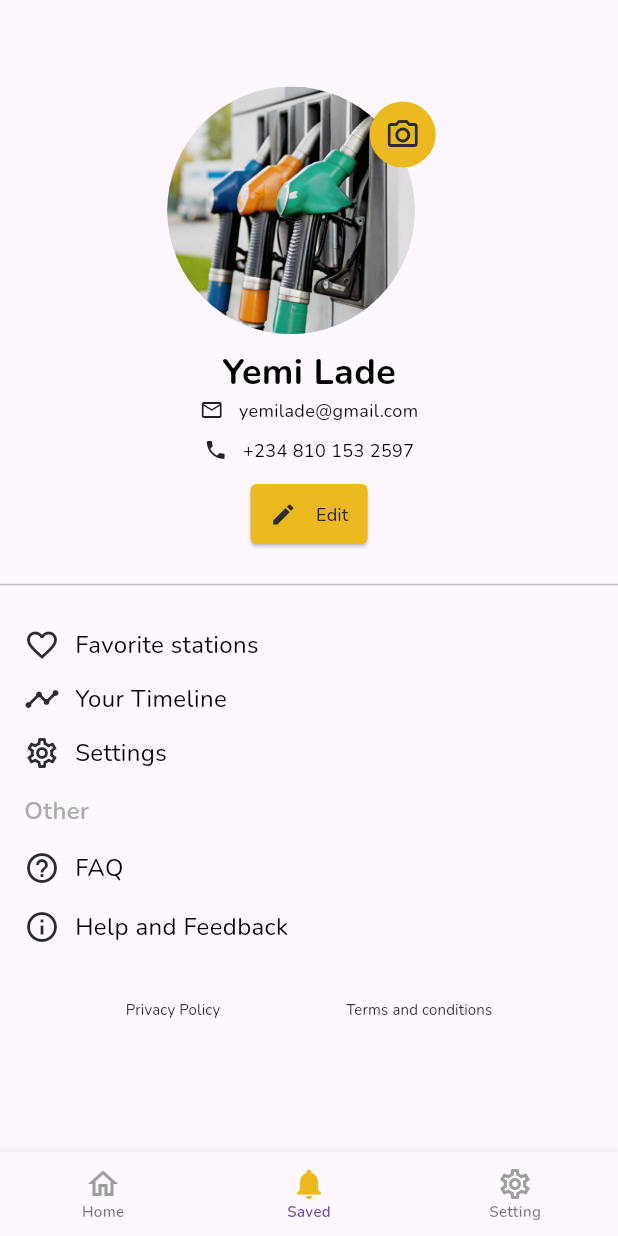
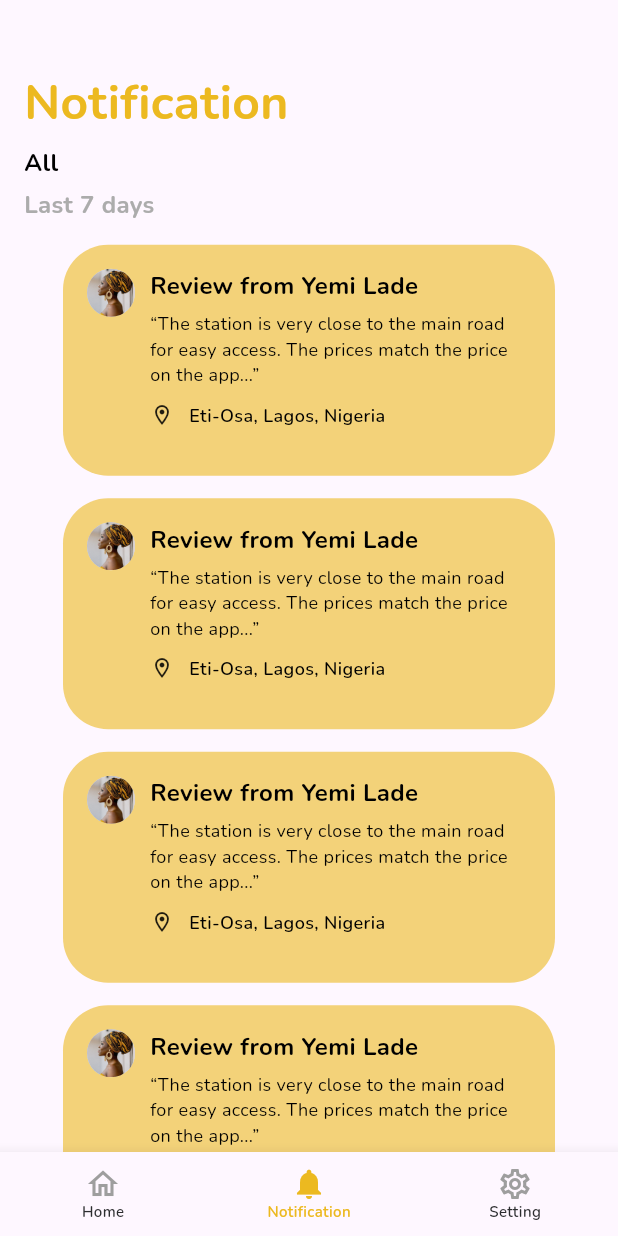
Before and after one commit to ArchSharp/fuel_dey_buyers, a Flutter app: the VendorHome screen opened by its route, item 2 of the bottom bar chosen, on a phone screen of 412 x 824 dp. Run offline on Flutter 3.47's test engine with Material 3 defaults, Android fonts, the phone set to English and light mode, and no system bars; our stand-ins replace flutter_dotenv, flutter_redux, geocoding, geolocator, google_fonts, google_maps_flutter and 4 more; accounts and stored records are empty.

Commit message:
updated onTapped screen

```diff
--- a/lib/Screens/Main/home.dart
+++ b/lib/Screens/Main/home.dart
@@ -2,7 +2,7 @@ import 'package:flutter/material.dart';
 import 'package:fuel_dey_buyers/Screens/Main/main_home.dart';
 import 'package:fuel_dey_buyers/Screens/SupportingScreens/commuter_navbar.dart';
 import 'package:fuel_dey_buyers/Screens/SupportingScreens/commuter_settings.dart';
-import 'package:fuel_dey_buyers/Screens/SupportingScreens/notifications.dart';
+import 'package:fuel_dey_buyers/Screens/SupportingScreens/commuter_notifications.dart';
 import 'package:fuel_dey_buyers/Screens/Main/saved.dart';
 
 class Home extends StatefulWidget {
@@ -31,7 +31,7 @@ class _HomeState extends State<Home> {
             : _navbarIndex == 1
                 ? const Saved()
                 : _navbarIndex == 2
-                    ? const Notifications()
+                    ? const CommuterNotifications()
                     : const CommuterSettings(),
       ),
       bottomNavigationBar: CommuterNavbar(onIndexChanged: _updateNavbarIndex),
--- a/lib/Screens/Main/main_home.dart
+++ b/lib/Screens/Main/main_home.dart
@@ -270,7 +270,7 @@ class _MainHomeState extends State<MainHome> {
           ),
         // const Spacer(),
         _homeIndex == 0
-            ? const AllNearFuelStations()
+            ? AllNearFuelStations(onIndexChanged: _updateHomeIndex)
             : _homeIndex == 1
                 ? OnTappedStation(
                     stationName: 'Oando Fuel Station',
@@ -319,14 +319,14 @@ class _MainWidgetState extends State<MainWidget> {
       onTap: () {
         print("Map is tapped");
         setState(() {
-          widget.onIndexChanged(1);
+          widget.onIndexChanged(0);
         });
       },
       onDoubleTap: () {
         setState(() {
           print("Map is double tapped");
           setState(() {
-            widget.onIndexChanged(0);
+            // widget.onIndexChanged(0);
           });
         });
       },
--- a/lib/Screens/Main/vendor_home.dart
+++ b/lib/Screens/Main/vendor_home.dart
@@ -1,5 +1,6 @@
 import 'package:flutter/material.dart';
 import 'package:fuel_dey_buyers/Screens/Main/main_vendor_home.dart';
+import 'package:fuel_dey_buyers/Screens/Main/vendor_notification.dart';
 import 'package:fuel_dey_buyers/Screens/SupportingScreens/vendor_navbar.dart';
 import 'package:fuel_dey_buyers/Screens/SupportingScreens/vendor_settings.dart';
 
@@ -24,7 +25,11 @@ class _VendorHomeState extends State<VendorHome> {
   Widget build(BuildContext context) {
     // print("_navbarIndex: $_navbarIndex");
     return Scaffold(
-      body: _navbarIndex == 0 ? const MainVendorHome() : const VendorSettings(),
+      body: _navbarIndex == 0
+          ? const MainVendorHome()
+          : _navbarIndex == 1
+              ? const VendorNotification()
+              : const VendorSettings(),
       bottomNavigationBar: VendorNavbar(onIndexChanged: _updateNavbarIndex),
     );
   }
--- /dev/null
+++ b/lib/Screens/Main/vendor_notification.dart
@@ -0,0 +1,92 @@
+import 'package:flutter/material.dart';
+import 'package:fuel_dey_buyers/Screens/SupportingScreens/vendor_notification_card.dart';
+
+class VendorNotification extends StatefulWidget {
+  const VendorNotification({super.key});
+
+  @override
+  State<VendorNotification> createState() => _VendorNotificationState();
+}
+
+class _VendorNotificationState extends State<VendorNotification> {
+  @override
+  Widget build(BuildContext context) {
+    double deviceHeight = MediaQuery.of(context).size.height;
+    double mtop = 0.07 * deviceHeight;
+
+    return SingleChildScrollView(
+      child: Padding(
+        padding: const EdgeInsets.symmetric(horizontal: 16.0),
+        child: Column(
+          mainAxisAlignment: MainAxisAlignment.start,
+          children: [
+            SizedBox(height: mtop * 0.8),
+            const Align(
+              alignment: Alignment.centerLeft,
+              child: Text(
+                "Notification",
+                textAlign: TextAlign.left,
+                style: TextStyle(
+                    fontSize: 32,
+                    fontWeight: FontWeight.bold,
+                    color: Color(0xFFECB920)),
+              ),
+            ),
+            const SizedBox(height: 5),
+            const Align(
+              alignment: Alignment.centerLeft,
+              child: Text(
+                "All",
+                style: TextStyle(fontSize: 16, fontWeight: FontWeight.bold),
+              ),
+            ),
+            const SizedBox(height: 5),
+            const Align(
+              alignment: Alignment.centerLeft,
+              child: Text(
+                "Last 7 days",
+                style: TextStyle(
+                  fontSize: 16,
+                  fontWeight: FontWeight.bold,
+                  color: Color(0xFFACACAC),
+                ),
+              ),
+            ),
+            const SizedBox(height: 15),
+            const VendorNotificationCard(
+              reviewer: "Yemi Lade",
+              location: "Eti-Osa, Lagos, Nigeria",
+              review:
+                  "“The station is very close to the main road for easy access. The prices match the price on the app...”",
+              imageUrl: "commuter.png",
+            ),
+            const SizedBox(height: 15),
+            const VendorNotificationCard(
+              reviewer: "Yemi Lade",
+              location: "Eti-Osa, Lagos, Nigeria",
+              review:
+                  "“The station is very close to the main road for easy access. The prices match the price on the app...”",
+              imageUrl: "commuter.png",
+            ),
+            const SizedBox(height: 15),
+            const VendorNotificationCard(
+              reviewer: "Yemi Lade",
+              location: "Eti-Osa, Lagos, Nigeria",
+              review:
+                  "“The station is very close to the main road for easy access. The prices match the price on the app...”",
+              imageUrl: "commuter.png",
+            ),
+            const SizedBox(height: 15),
+            const VendorNotificationCard(
+              reviewer: "Yemi Lade",
+              location: "Eti-Osa, Lagos, Nigeria",
+              review:
+                  "“The station is very close to the main road for easy access. The prices match the price on the app...”",
+              imageUrl: "commuter.png",
+            ),
+          ],
+        ),
+      ),
+    );
+  }
+}
--- a/lib/Screens/SupportingScreens/notification_card.dart
+++ b/lib/Screens/SupportingScreens/commuter_notification_card.dart
@@ -1,6 +1,6 @@
 import 'package:flutter/material.dart';
 
-class NotificationCard extends StatelessWidget {
+class CommuterNotificationCard extends StatelessWidget {
   final String title;
   final String location;
   final String distance;
@@ -8,7 +8,7 @@ class NotificationCard extends StatelessWidget {
   final double imgWidth;
   final double imgHeight;
 
-  const NotificationCard({
+  const CommuterNotificationCard({
     super.key,
     required this.title,
     required this.location,
--- a/lib/Screens/SupportingScreens/near_station.dart
+++ b/lib/Screens/SupportingScreens/near_station.dart
@@ -8,6 +8,7 @@ class NearStation extends StatelessWidget {
   final String distance;
   final IconData icon;
   final bool isFuelAvailable;
+  final ValueChanged<int> onIndexChanged;
 
   const NearStation({
     super.key,
@@ -17,6 +18,7 @@ class NearStation extends StatelessWidget {
     required this.distance,
     required this.icon,
     required this.isFuelAvailable,
+    required this.onIndexChanged,
   });
 
   @override
@@ -135,8 +137,7 @@ class NearStation extends StatelessWidget {
                 ),
               ),
               onPressed: () {
-                Navigator.pushReplacementNamed(
-                    context, CommuterSignup.routeName);
+                onIndexChanged(1);
               },
             ),
           ),
--- a/lib/Screens/SupportingScreens/vendor_navbar.dart
+++ b/lib/Screens/SupportingScreens/vendor_navbar.dart
@@ -44,7 +44,7 @@ class _VendorNavbarState extends State<VendorNavbar> {
                 : Icons.notifications_outlined,
             color: _currentIndex == 1 ? const Color(0xFFECB920) : Colors.grey,
           ),
-          label: 'Saved',
+          label: 'Notification',
         ),
         BottomNavigationBarItem(
           icon: Icon(
@@ -54,6 +54,8 @@ class _VendorNavbarState extends State<VendorNavbar> {
           label: 'Setting',
         ),
       ],
+      selectedItemColor: const Color(0xFFECB920),
+      unselectedItemColor: const Color(0xFF2C2D2F),
       selectedLabelStyle: const TextStyle(
           color: Color(0xFFECB920), fontSize: 10, fontWeight: FontWeight.w600),
       unselectedLabelStyle: const TextStyle(
--- /dev/null
+++ b/lib/Screens/SupportingScreens/vendor_notification_card.dart
@@ -0,0 +1,81 @@
+import 'package:flutter/material.dart';
+
+class VendorNotificationCard extends StatelessWidget {
+  final String reviewer;
+  final String review;
+  final String imageUrl;
+  final String location;
+
+  const VendorNotificationCard({
+    super.key,
+    required this.reviewer,
+    required this.review,
+    required this.imageUrl,
+    required this.location,
+  });
+
+  @override
+  Widget build(BuildContext context) {
+    return Container(
+      width: 328,
+      height: 154,
+      padding: const EdgeInsets.symmetric(horizontal: 16, vertical: 16),
+      decoration: BoxDecoration(
+        color: const Color(0xFFECB920).withOpacity(0.6),
+        borderRadius: BorderRadius.circular(30),
+      ),
+      child: Row(
+        crossAxisAlignment: CrossAxisAlignment.start,
+        children: [
+          CircleAvatar(
+            radius: 16,
+            backgroundColor: Colors.grey[300],
+            backgroundImage: AssetImage('assets/images/$imageUrl'),
+          ),
+          const SizedBox(width: 10),
+          Expanded(
+            child: Column(
+              crossAxisAlignment: CrossAxisAlignment.start,
+              children: [
+                Text(
+                  "Review from $reviewer",
+                  style: const TextStyle(
+                    fontSize: 16,
+                    fontWeight: FontWeight.bold,
+                  ),
+                ),
+                const SizedBox(height: 5),
+                Text(
+                  review,
+                  style: const TextStyle(
+                    fontSize: 12,
+                    fontWeight: FontWeight.w400,
+                  ),
+                ),
+                const SizedBox(height: 10),
+                Row(
+                  mainAxisSize: MainAxisSize.min,
+                  crossAxisAlignment: CrossAxisAlignment.center,
+                  children: [
+                    const Icon(
+                      Icons.location_on_outlined,
+                      size: 16,
+                    ),
+                    const SizedBox(width: 10),
+                    Text(
+                      location,
+                      style: const TextStyle(
+                        fontSize: 12,
+                        fontWeight: FontWeight.w600,
+                      ),
+                    ),
+                  ],
+                ),
+              ],
+            ),
+          ),
+        ],
+      ),
+    );
+  }
+}
```
Also changed, not shown: lib/Screens/Main/main_vendor_home.dart (+37 -9 lines), lib/Screens/SupportingScreens/all_near_fuel_stations.dart (+10 -5 lines), lib/Screens/SupportingScreens/commuter_notifications.dart (renamed from lib/Screens/SupportingScreens/notifications.dart, +8 -8 lines), lib/Screens/SupportingScreens/on_tapped_station.dart (+41 -0 lines), lib/Screens/SupportingScreens/ratings_bar.dart (added, +137 -0 lines), lib/Screens/SupportingScreens/star_ratings.dart (+11 -9 lines).
